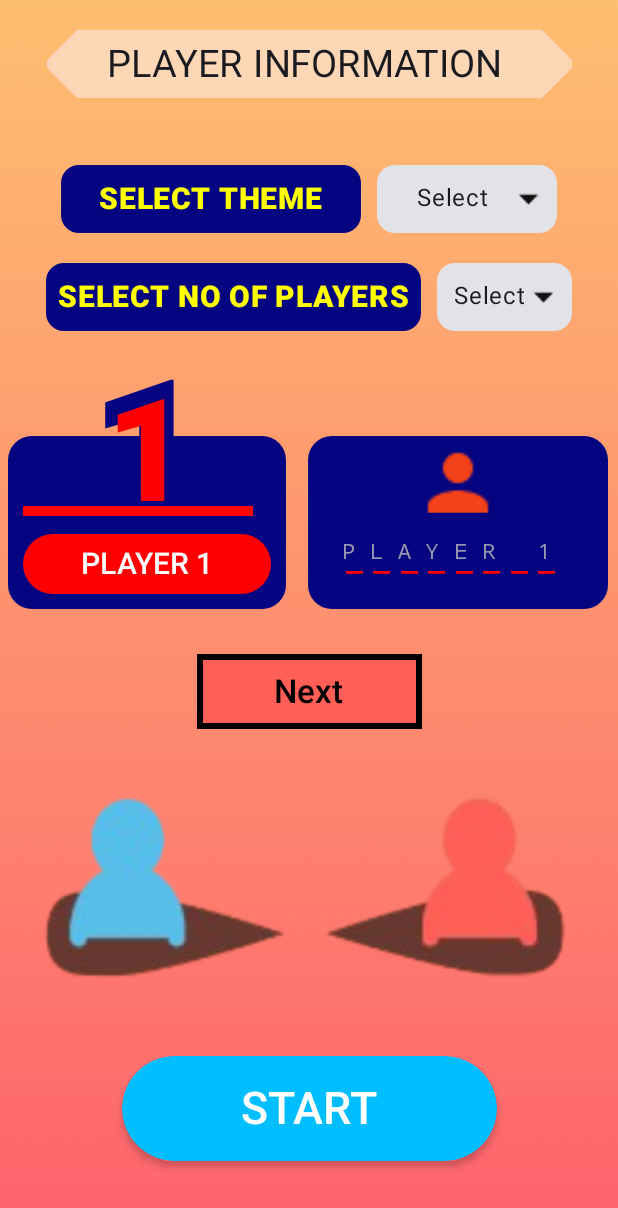
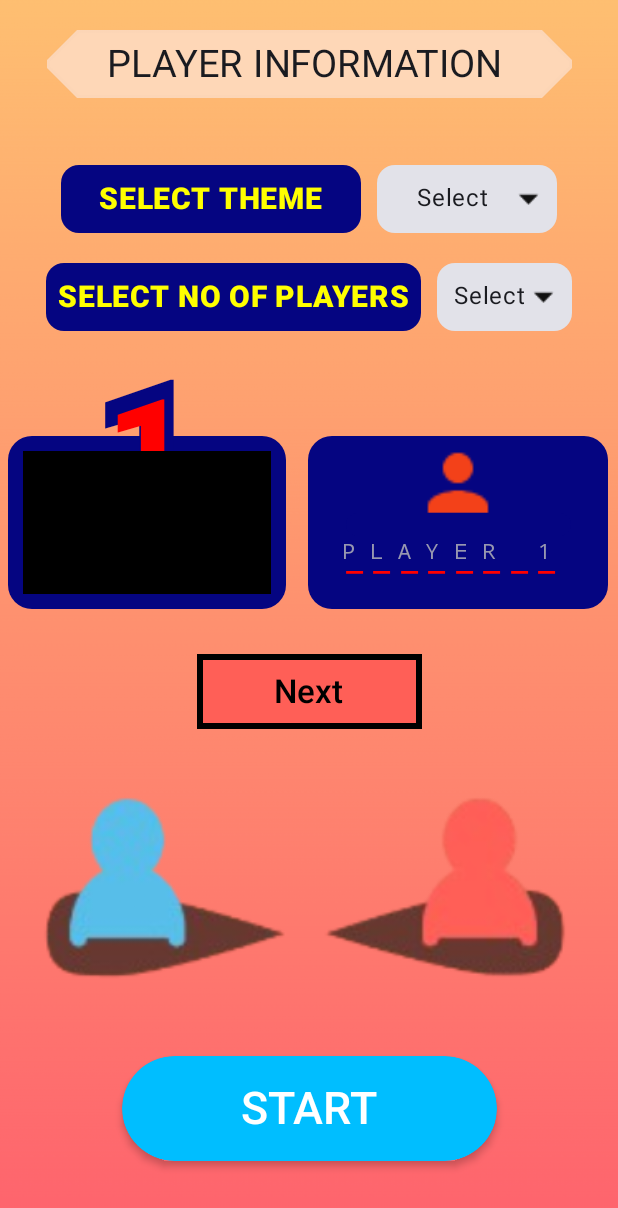
Before and after one commit to brucewaynegotham007/TASK_1_DELTA_SRIMAN_106123127_hacker_plus_plus_mode_latest, an Android app built with Jetpack Compose: the secondPage screen opened through its navigation route, on a phone screen of 412 x 824 dp. Shown: the top 1208 px of the screen. Run offline under Robolectric (Android 15) with nearby library versions, the phone set to English and light mode, and no system bars.

Commit message:
uncommitted changes

```diff
--- a/app/src/main/java/com/example/hacker_plus_plus_mode/MainActivity.kt
+++ b/app/src/main/java/com/example/hacker_plus_plus_mode/MainActivity.kt
@@ -769,7 +769,22 @@ fun firstPlayerIconSecondPage() {
         Button(onClick = { /*TODO*/ },
             colors = ButtonDefaults.buttonColors(containerColor = Color(255,0,0)),
             modifier = Modifier
-                .padding(top = 55.dp)
+                .background(Color.Black)
+                .padding(55.dp)
+                .background(Color.White)
+                .padding(55.dp)
+                .background(Color.Black)
+                .padding(55.dp)
+                .background(Color.White)
+                .padding(55.dp)
+                .background(Color.Black)
+                .padding(55.dp)
+                .background(Color.White)
+                .padding(55.dp)
+                .background(Color.Black)
+                .padding(55.dp)
+                .background(Color.White)
+                .padding(55.dp)
                 .size(200.dp, 50.dp)
         ) {
             Text(text = "PLAYER 1",
--- a/app/src/main/java/com/example/hacker_plus_plus_mode/Normal mode.kt
+++ b/app/src/main/java/com/example/hacker_plus_plus_mode/Normal mode.kt
@@ -1327,8 +1327,6 @@ fun displayContentForSinglePlayer(i:Int ,
     var soundPool by remember{ mutableStateOf<SoundPool?>(null) }
     var soundId by remember { mutableIntStateOf(0) }
 
-    DisposableEffect(Unit) {
-
     val audioAttributes = AudioAttributes.Builder()
         .setUsage(AudioAttributes.USAGE_MEDIA)
         .setContentType(AudioAttributes.CONTENT_TYPE_SONIFICATION)
@@ -1341,10 +1339,10 @@ fun displayContentForSinglePlayer(i:Int ,
             soundId = load(context, R.raw.wrong_sound, 1)
         }
 
+    DisposableEffect(Unit) {
         onDispose {
             soundPool?.release()
         }
-
     }
 
     val hearSound = remember { mutableStateOf(false) }
```
Lines whose indentation alone changed are shown as unchanged.
